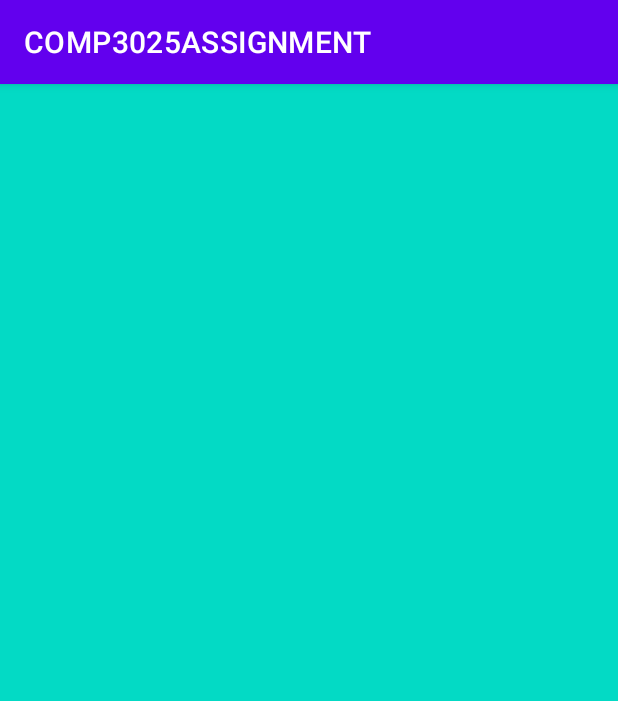
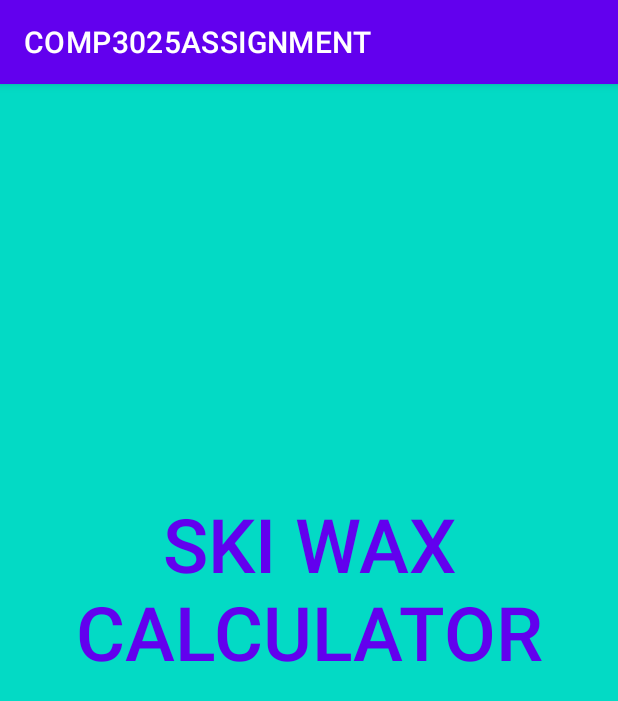
Before and after one commit to ALentini222/COMP3025Assignment, an Android app: the screen it shows after launch (SignInActivity), on a phone screen of 412 x 824 dp. Shown: the top 701 px of the screen. Run offline under Robolectric (Android 15) with nearby library versions, the phone set to English and light mode, and no system bars; our stand-ins replace Firebase (no records; nobody signed in at launch, a user with empty details on screens opened directly); libraries missing offline, so code that uses them is left out: com.firebase.ui; 3 statements that could not run were skipped.

Commit message:
Final Changes for Assignment 2

```diff
--- a/app/src/main/java/com/lakehead1141007/comp3025assignment/ProjectAdapter.kt
+++ b/app/src/main/java/com/lakehead1141007/comp3025assignment/ProjectAdapter.kt
@@ -8,8 +8,8 @@ import android.widget.TextView
 import androidx.recyclerview.widget.RecyclerView
 
 class ProjectAdapter (val context : Context,
-                      val projects : List<Project>,
-                      val itemListener : ProjectItemListener
+                      private val projects : List<Project>,
+                      private val itemListener : ProjectItemListener
 ) : RecyclerView.Adapter<ProjectAdapter.ProjectViewHolder>(){
 
     inner class ProjectViewHolder(itemView : View) : RecyclerView.ViewHolder(itemView){
--- a/app/src/main/res/drawable/background.xml
+++ b/app/src/main/res/drawable/background.xml
@@ -1,6 +1,6 @@
 <?xml version="1.0" encoding="utf-8"?>
 <shape xmlns:android="http://schemas.android.com/apk/res/android">
     <solid android:color="@color/purple_500"/>
-    <stroke android:width="1dp" android:color="@color/teal_700"/>
+    <stroke android:width="2dp" android:color="@color/teal_700"/>
     <corners android:radius="10dp"/>
 </shape>
--- a/app/src/main/res/drawable/background_selected.xml
+++ b/app/src/main/res/drawable/background_selected.xml
@@ -1,6 +1,6 @@
 <?xml version="1.0" encoding="utf-8"?>
 <shape xmlns:android="http://schemas.android.com/apk/res/android">
     <solid android:color="@color/purple_700"/>
-    <stroke android:width="1dp" android:color="@color/teal_700"/>
+    <stroke android:width="2dp" android:color="@color/teal_700"/>
     <corners android:radius="10dp"/>
 </shape>
--- a/app/src/main/res/layout/activity_sign_in.xml
+++ b/app/src/main/res/layout/activity_sign_in.xml
@@ -7,4 +7,17 @@
     tools:context=".SignInActivity"
     android:background="@drawable/rectangle">
 
+    <TextView
+        android:id="@+id/textView"
+        android:layout_width="391dp"
+        android:layout_height="223dp"
+        android:text="SKI WAX CALCULATOR"
+        android:textColor="@color/purple_500"
+        android:textSize="50sp"
+        android:fontFamily="sans-serif-medium"
+        android:textAlignment="center"
+        app:layout_constraintBottom_toBottomOf="parent"
+        app:layout_constraintEnd_toEndOf="parent"
+        app:layout_constraintStart_toStartOf="parent"
+        app:layout_constraintTop_toTopOf="parent" />
 </androidx.constraintlayout.widget.ConstraintLayout>
```
